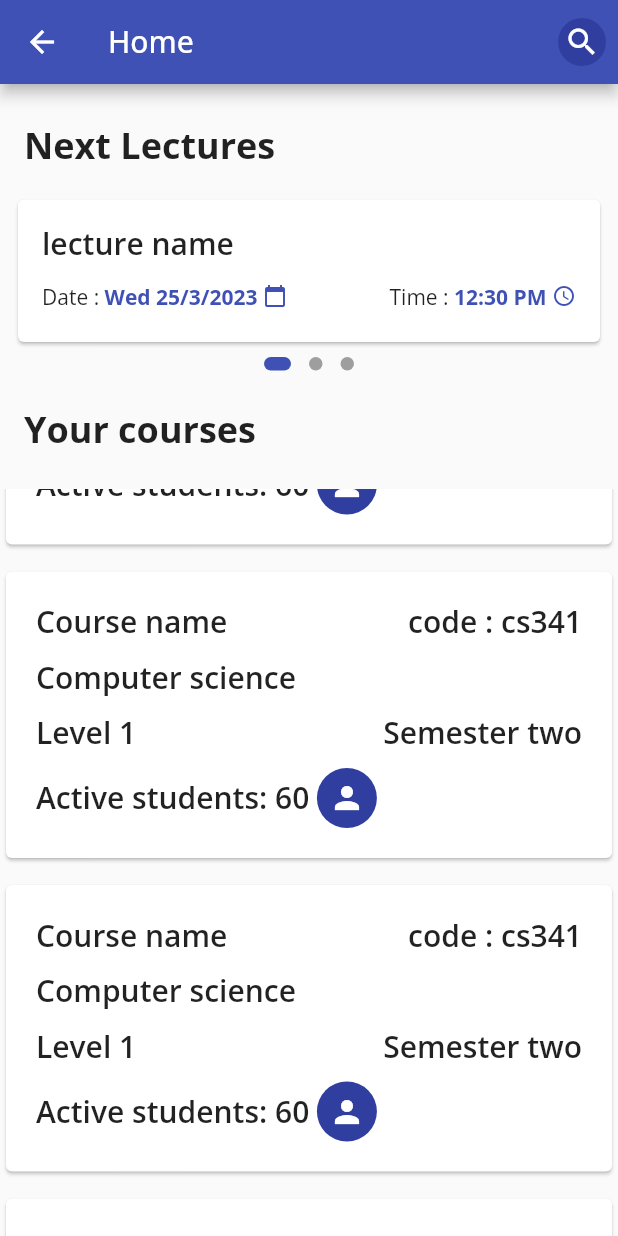
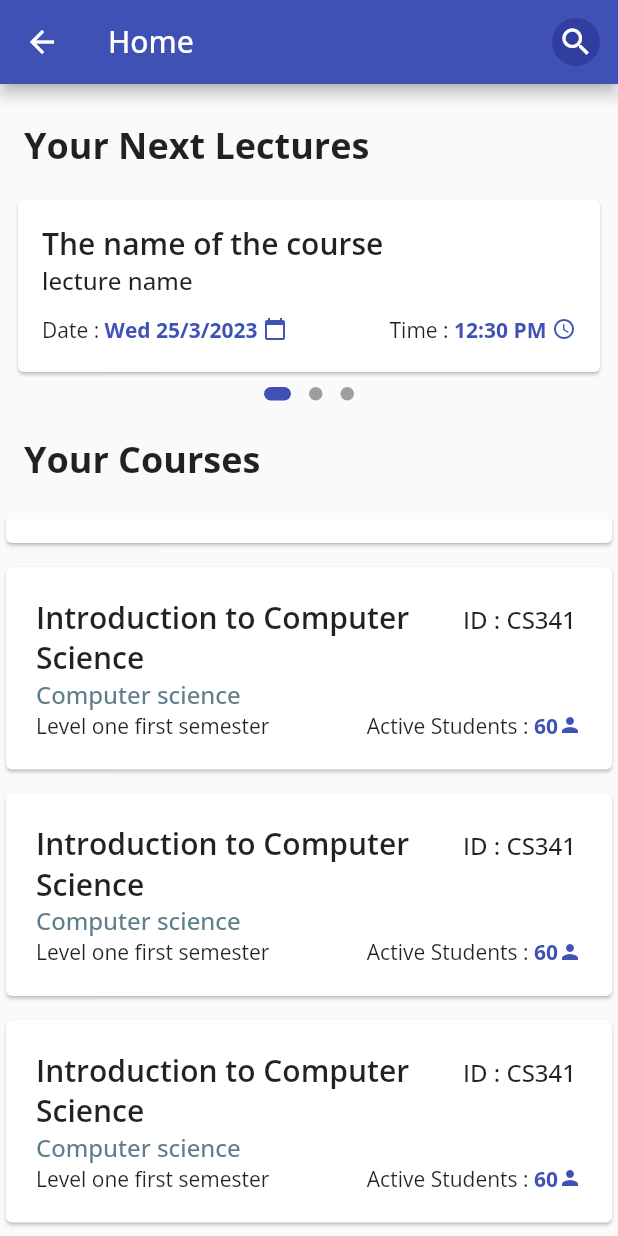
Before and after one commit to Mo7medSla7/attendance_tracker, a Flutter app: the InstructorHomeScreen screen opened directly, scrolled down 576 dp, after a tap on the "search" icon, on a phone screen of 412 x 824 dp. Run offline on Flutter 3.47's test engine with Material 2 defaults, Android fonts, the phone set to English and light mode, and no system bars; drawn by our look-alikes of carousel_slider, dots_indicator; our stand-ins replace device_info_plus, dio, flutter_bloc, flutter_svg, percent_indicator, shared_preferences and 1 more; missing offline and left inert: qr_code_scanner; accounts and stored records are empty; network calls fail.

Commit message:
instructor part

```diff
--- a/lib/layout/cubit/cubit.dart
+++ b/lib/layout/cubit/cubit.dart
@@ -78,7 +78,7 @@ class AppCubit extends Cubit<AppStates> {
     if (index == 1 &&
         subjectsToRegister.isEmpty &&
         registeredSubjects.isEmpty) {
-      getSubjects();
+      getRegisteredSubjects();
     }
     emit(ChangeNavBarState());
   }
@@ -89,50 +89,27 @@ class AppCubit extends Cubit<AppStates> {
     emit(ChangeNextLectureState());
   }
 
-  getSubjects() async {
-    subjectsToRegister = [];
-    registeredSubjects = [];
-    getRegisteredSubjects().then((_) => getSubjectsToRegister());
-  }
-
   refreshSubjects() async {
-    await getSubjects();
+    await getRegisteredSubjects();
     emit(RefreshSubjectsState());
   }
 
   List<SubjectModel> subjectsToRegister = [];
-
-  getSubjectsToRegister() {
-    emit(GetSubjectsToRegisterLoadingState());
-    DioHelper.getData(url: SUBJECTS, token: 'Bearer $STUDENT_TOKEN')
-        .then((Response response) {
-      response.data['subjects'].forEach((subject) {
-        var selectedSubject = SubjectModel.fromMap(subject);
-        bool isExist = registeredSubjects
-            .any((subject) => subject.id == selectedSubject.id);
-        if (!isExist) {
-          subjectsToRegister.add(selectedSubject);
-        }
-      });
-      emit(GetSubjectsToRegisterSuccessState());
-    }).catchError((e) {
-      print(e.toString());
-      emit(GetSubjectsToRegisterErrorState());
-    });
-  }
-
   List<SubjectModel> registeredSubjects = [];
 
   Future<void> getRegisteredSubjects() async {
-    registeredSubjects = [];
-
     emit(GetRegisteredSubjectsLoadingState());
-    DioHelper.getData(
-            url: ALL_REGISTERED_SUBJECTS, token: 'Bearer $STUDENT_TOKEN')
+    DioHelper.getData(url: SUBJECTS, token: 'Bearer $STUDENT_TOKEN')
         .then((Response response) {
-      // registeredSubjects = [];
-      response.data.forEach(
-          (subject) => registeredSubjects.add(SubjectModel.fromMap(subject)));
+      registeredSubjects.clear();
+      subjectsToRegister.clear();
+      response.data.forEach((subject) {
+        if (subject['isRegistered']) {
+          registeredSubjects.add(SubjectModel.fromMap(subject));
+        } else {
+          subjectsToRegister.add(SubjectModel.fromMap(subject));
+        }
+      });
       emit(GetRegisteredSubjectsSuccessState());
     }).catchError((e) {
       print(e.toString());
@@ -162,9 +139,9 @@ class AppCubit extends Cubit<AppStates> {
       data: {'subjectId': subjectId},
       token: 'Bearer $STUDENT_TOKEN',
     ).then((value) {
+      registeredSubjects.add(
+          subjectsToRegister.firstWhere((subject) => subject.id == subjectId));
       subjectsToRegister.removeWhere((subject) => subject.id == subjectId);
-      registeredSubjects = [];
-      getRegisteredSubjects();
       emit(RegisterSubjectSuccessState());
     }).catchError((e) {
       print(e.response.data);
@@ -172,7 +149,7 @@ class AppCubit extends Cubit<AppStates> {
     });
   }
 
-  sendSubjectsToRegister() {
+  sendSubjectsToRegister() async {
     for (String subjectId in subjectsIdToRegister) {
       try {
         registerSubject(subjectId);
@@ -180,6 +157,11 @@ class AppCubit extends Cubit<AppStates> {
         print(err.toString());
       }
     }
+    subjectsIdToRegister = [];
+    checkStates = [];
+    await getRegisteredSubjects();
+
+    emit(RegisterAllSubjectState());
   }
 
   void logout() {
--- a/lib/models/subject_model.dart
+++ b/lib/models/subject_model.dart
@@ -36,7 +36,7 @@ class SubjectModel {
       faculty: map['faculty'] as String,
       semester: map['semester'] as String,
       year: map['year'] as String,
-      isAccepted: map['accepted'],
+      isAccepted: map['accepted'] ?? false,
     );
   }
 
--- /dev/null
+++ b/lib/modules/instructor_home/instructor_cubit/instructor_cubit.dart
@@ -0,0 +1,14 @@
+import 'package:attendance_tracker/modules/instructor_home/instructor_cubit/instructor_states.dart';
+import 'package:flutter_bloc/flutter_bloc.dart';
+
+class InstructorCubit extends Cubit<InstructorStates> {
+  InstructorCubit() : super(InstructorInitState());
+
+  static InstructorCubit get(context) => BlocProvider.of(context);
+
+  double lecturePosition = 0.0;
+  void changeNextLecture(int index) {
+    lecturePosition = index.toDouble();
+    emit(ChangeNextLectureState());
+  }
+}
--- /dev/null
+++ b/lib/modules/instructor_home/instructor_cubit/instructor_states.dart
@@ -0,0 +1,5 @@
+abstract class InstructorStates {}
+
+class InstructorInitState extends InstructorStates {}
+
+class ChangeNextLectureState extends InstructorStates {}
--- a/lib/modules/instructor_home/instructor_home_screen.dart
+++ b/lib/modules/instructor_home/instructor_home_screen.dart
@@ -1,6 +1,10 @@
+import 'package:attendance_tracker/modules/instructor_home/instructor_cubit/instructor_cubit.dart';
+import 'package:attendance_tracker/modules/instructor_home/instructor_cubit/instructor_states.dart';
+import 'package:attendance_tracker/modules/instructor_subjects/instructor_subjects_screen.dart';
 import 'package:carousel_slider/carousel_slider.dart';
 import 'package:dots_indicator/dots_indicator.dart';
 import 'package:flutter/material.dart';
+import 'package:flutter_bloc/flutter_bloc.dart';
 
 import '../../shared/component.dart';
 
@@ -11,13 +15,20 @@ class InstructorHomeScreen extends StatelessWidget {
 
   @override
   Widget build(BuildContext context) {
+    return BlocConsumer<InstructorCubit, InstructorStates>(
+      listener: (context, state) {},
+      builder: (context, state) {
+        var cubit = InstructorCubit.get(context);
+
         return Scaffold(
           appBar: AppBar(
             title: const Text(
               'Home',
             ),
             actions: [
-          IconButton(
+              Padding(
+                padding: const EdgeInsets.only(right: 4.0),
+                child: IconButton(
                   onPressed: () {},
                   icon: const CircleAvatar(
                     radius: 30,
@@ -25,19 +36,37 @@ class InstructorHomeScreen extends StatelessWidget {
                       Icons.search,
                     ),
                   ),
+                ),
               )
             ],
           ),
           body: Column(
             children: [
-          Container(
+              nextLectureView(cubit),
+              Expanded(
+                child: ListView.separated(
+                    itemBuilder: (context, index) => buildCourseItem(context),
+                    separatorBuilder: (context, index) => const SizedBox(
+                          height: 8,
+                        ),
+                    itemCount: 15),
+              ),
+            ],
+          ),
+        );
+      },
+    );
+  }
+
+  Widget nextLectureView(cubit) {
+    return Container(
       padding: const EdgeInsets.all(8),
-            height: 270,
+      height: 290,
       width: double.infinity,
       child: Column(crossAxisAlignment: CrossAxisAlignment.start, children: [
         const Padding(
           padding: EdgeInsets.symmetric(horizontal: 8, vertical: 16),
-                child: Subtitle(title: 'Next Lectures'),
+          child: Subtitle(title: 'Your Next Lectures'),
         ),
         Expanded(
           child: CarouselSlider(
@@ -49,7 +78,11 @@ class InstructorHomeScreen extends StatelessWidget {
                     crossAxisAlignment: CrossAxisAlignment.stretch,
                     children: [
                       const MiniTitle(
-                              title: "lecture name",
+                        title: "The name of the course",
+                        overflow: true,
+                      ),
+                      const MainBody(
+                        text: "lecture name",
                       ),
                       const SizedBox(
                         height: 12,
@@ -90,20 +123,18 @@ class InstructorHomeScreen extends StatelessWidget {
                                 size: 16,
                               ),
                             ],
-                                )
+                          ),
                         ],
-                            )
+                      ),
                     ],
                   ),
                 ),
               ),
               const Card(
-                      child:
-                          SizedBox(width: double.infinity, child: Text('page 2')),
+                child: SizedBox(width: double.infinity, child: Text('page 2')),
               ),
               const Card(
-                      child:
-                          SizedBox(width: double.infinity, child: Text('page 3')),
+                child: SizedBox(width: double.infinity, child: Text('page 3')),
               ),
             ],
             options: CarouselOptions(
@@ -113,14 +144,16 @@ class InstructorHomeScreen extends StatelessWidget {
               enableInfiniteScroll: false,
               height: double.infinity,
               scrollPhysics: const BouncingScrollPhysics(),
-                    onPageChanged: (index, reason) {},
+              onPageChanged: (index, reason) {
+                cubit.changeNextLecture(index);
+              },
             ),
           ),
         ),
         Center(
           child: DotsIndicator(
             dotsCount: 3,
-                  position: 0.0,
+            position: cubit.lecturePosition,
             decorator: DotsDecorator(
               size: const Size.square(9.0),
               activeSize: const Size(18.0, 9.0),
@@ -131,72 +164,67 @@ class InstructorHomeScreen extends StatelessWidget {
         ),
         const Padding(
           padding: EdgeInsets.symmetric(horizontal: 8, vertical: 16),
-                child: Subtitle(title: 'Your courses'),
+          child: Subtitle(title: 'Your Courses'),
         ),
       ]),
-          ),
-          Expanded(
-            child: ListView.separated(
-                itemBuilder: (context, index) => buildCourseItem(),
-                separatorBuilder: (context, index) => const SizedBox(
-                  height: 10,
-                ),
-                itemCount: 15),
-          ),
-        ],
-      ),
-
     );
   }
-}
 
-Widget buildCourseItem() => Expanded(
+  Widget buildCourseItem(context) => GestureDetector(
+        onTap: () {
+          Navigator.of(context).push(MaterialPageRoute(
+            builder: (context) => InstructorSubjectScreen(),
+          ));
+        },
         child: Card(
-       // margin: const EdgeInsets.all(0),
           child: Padding(
             padding: const EdgeInsets.all(20.0),
             child: Column(
               crossAxisAlignment: CrossAxisAlignment.start,
               children: [
                 Row(
+                  crossAxisAlignment: CrossAxisAlignment.start,
                   children: const [
-                  MiniTitle(
-                    title: "Course name",
+                    Expanded(
+                      child: MiniTitle(
+                        title: "Introduction to Computer Science",
                       ),
-                  Spacer(),
-                  MiniTitle(title: 'code : cs341'),
+                    ),
+                    Padding(
+                      padding: EdgeInsets.all(4.0),
+                      child: MainBody(
+                        text: 'ID : CS341',
+                      ),
+                    ),
                   ],
                 ),
-              const SizedBox(
-                height: 10,
-              ),
-              const MiniTitle(title: 'Computer science'),
-              const SizedBox(
-                height: 10,
+                const MainBody(
+                  text: 'Computer science',
+                  color: Colors.blueGrey,
                 ),
                 Row(
+                  children: [
+                    const MiniBody(
+                      text: 'Level one first semester',
+                    ),
+                    const Spacer(),
+                    const Text('Active Students : '),
+                    Row(
                       children: const [
-                  MiniTitle(
-                    title: "Level 1",
+                        Text(
+                          '60',
+                          style: TextStyle(
+                            color: Colors.indigo,
+                            fontWeight: FontWeight.bold,
                           ),
-                  Spacer(),
-                  MiniTitle(title: 'Semester two'),
+                        ),
+                        Icon(
+                          Icons.person,
+                          color: Colors.indigo,
+                          size: 16,
+                        ),
                       ],
                     ),
-              const SizedBox(
-                height: 10,
-              ),
-              Row(
-                children: const [
-                  MiniTitle(title: 'Active students: 60'),
-                  SizedBox(
-                    width: 5,
-                  ),
-                  CircleAvatar(
-                    child: Icon(
-                      Icons.person,
-                    ),
-                  )
                   ],
                 ),
               ],
@@ -204,3 +232,4 @@ Widget buildCourseItem() => Expanded(
           ),
         ),
       );
+}
--- a/lib/shared/end_points.dart
+++ b/lib/shared/end_points.dart
@@ -4,4 +4,3 @@ const String SIGN_UP = 'userAuth/signup'; //post
 const String LOGIN = 'userAuth/login'; //post
 const String SUBJECTS = 'user/subjects'; //get
 const String REGISTER_SUBJECT = 'user/registerSubject'; //post
-const String ALL_REGISTERED_SUBJECTS = 'user/registeredSubjects'; //get
```
Also changed, not shown: lib/layout/cubit/states.dart (+2 -6 lines), lib/main.dart (+11 -4 lines), lib/modules/home_screen/home_screen.dart (+12 -13 lines), lib/modules/instructor_lecture/instructor_lecture_screen.dart (+29 -7 lines), lib/modules/instructor_subjects/instructor_subjects_screen.dart (+96 -56 lines). Lines whose indentation alone changed are shown as unchanged.
